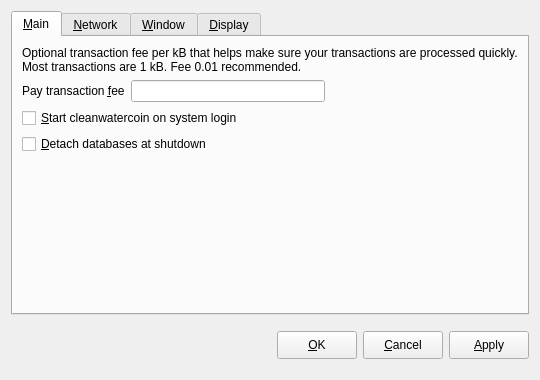
First picture: the form in src/qt/forms/optionsdialog.ui, repository DaElf/bitcoin, before the edit.
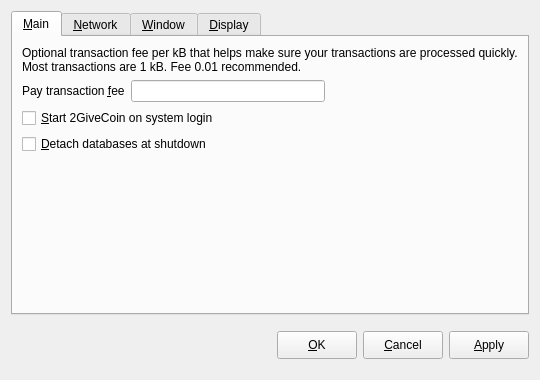
Second picture: the form after the edit. The open tabs and pages were chosen to show the change. Custom widgets are drawn as their Qt base class.

Commit message:
Start with peercoin 05a2bdd8fc582309e135005e2846a6dfc0cff532
Not really sure where the inital starting point so just pick
a point and then use this inital commit to sync the code to that point.

We can probably just rebase the code again once we know which codebase we want
to base things on.

The edit to the form file:
```diff
--- a/src/qt/forms/optionsdialog.ui
+++ b/src/qt/forms/optionsdialog.ui
@@ -82,7 +82,7 @@
           <string>Automatically start cleanwatercoin after logging in to the system.</string>
          </property>
          <property name="text">
-          <string>&amp;Start cleanwatercoin on system login</string>
+          <string>&amp;Start 2GiveCoin on system login</string>
          </property>
         </widget>
        </item>
```
Left out of the diff: 10 changed lines with no effect on the pictures. The commit also changes 142 other files.
